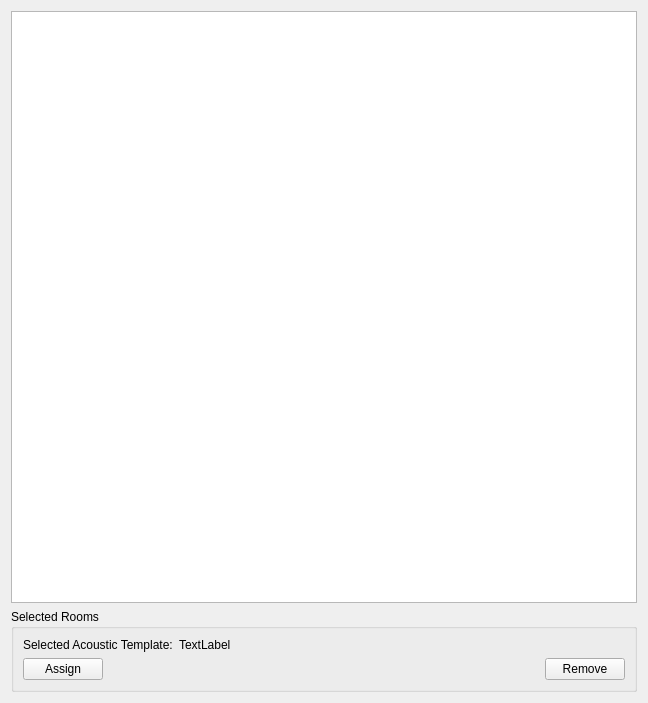
This is SIM-VICUS/src/SVPropBuildingAcousticTemplatesWidget.ui in ghorwin/SIM-VICUS as Qt 5 draws it before an edit. The edited form follows.
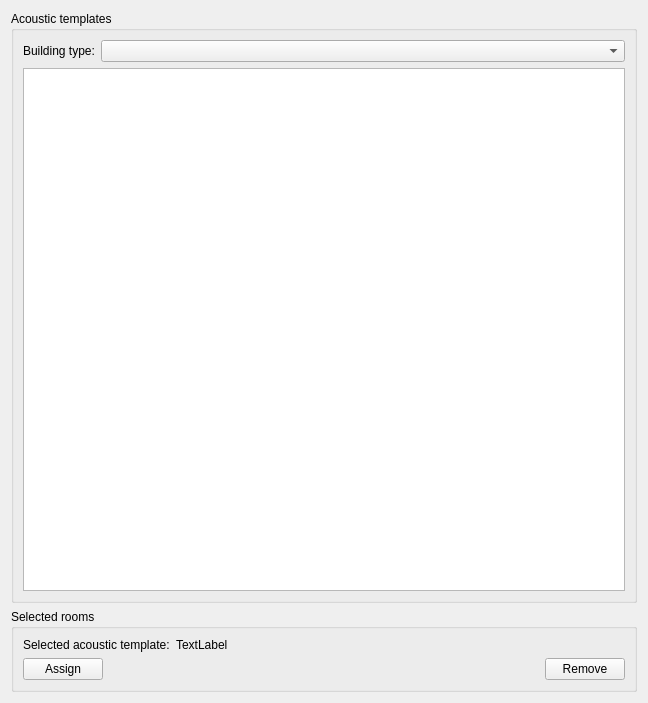
This is the edited form.

What changed in the file:
```diff
--- a/SIM-VICUS/src/SVPropBuildingAcousticTemplatesWidget.ui
+++ b/SIM-VICUS/src/SVPropBuildingAcousticTemplatesWidget.ui
@@ -15,12 +15,35 @@
   </property>
   <layout class="QVBoxLayout" name="verticalLayout">
    <item>
-    <widget class="QTableWidget" name="tableWidgetAcousticTemplates"/>
+    <widget class="QGroupBox" name="groupBox">
+     <property name="title">
+      <string>Acoustic templates</string>
+     </property>
+     <layout class="QGridLayout" name="gridLayout">
+      <item row="3" column="1">
+       <widget class="QTableWidget" name="tableWidgetAcousticTemplates"/>
+      </item>
+      <item row="0" column="1">
+       <layout class="QHBoxLayout" name="horizontalLayout" stretch="0,1">
+        <item>
+         <widget class="QLabel" name="label">
+          <property name="text">
+           <string>Building type:</string>
+          </property>
+         </widget>
+        </item>
+        <item>
+         <widget class="QComboBox" name="comboBoxBuildingType"/>
+        </item>
+       </layout>
+      </item>
+     </layout>
+    </widget>
    </item>
    <item>
     <widget class="QGroupBox" name="groupBoxSelectedRooms">
      <property name="title">
-      <string>Selected Rooms</string>
+      <string>Selected rooms</string>
      </property>
      <layout class="QVBoxLayout" name="verticalLayout_4">
       <item>
@@ -28,7 +51,7 @@
         <item>
          <widget class="QLabel" name="label_2">
           <property name="text">
-           <string>Selected Acoustic Template:</string>
+           <string>Selected acoustic template:</string>
           </property>
          </widget>
         </item>
```
Left out of the diff: 2 changed lines with no effect on the pictures.
